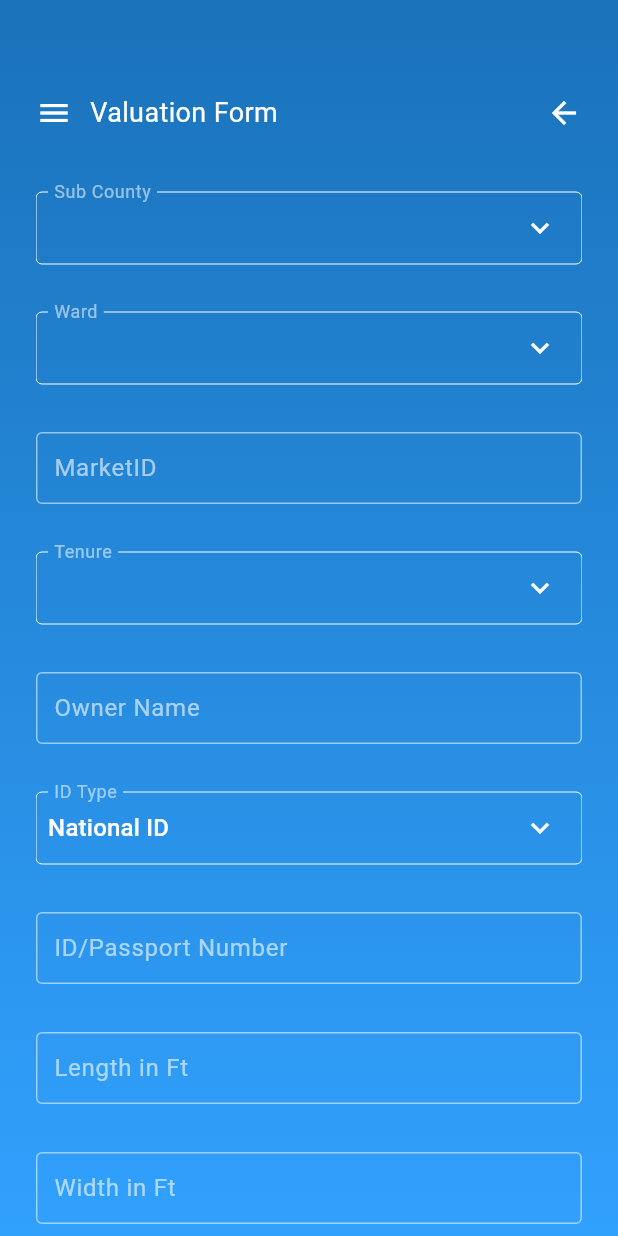
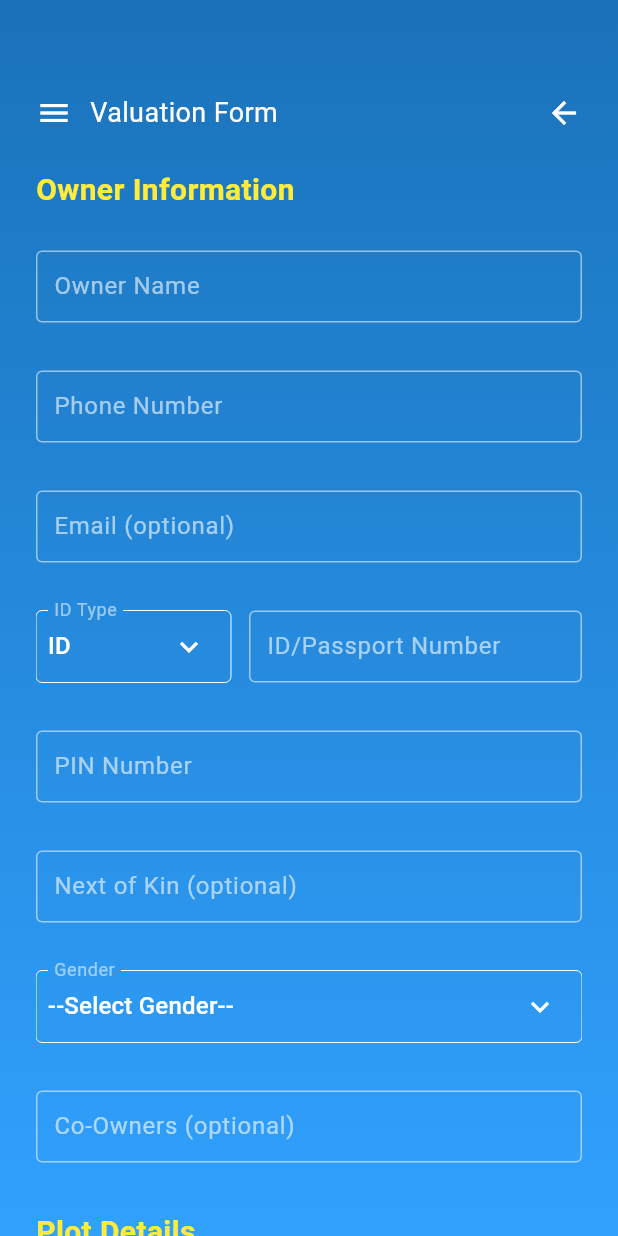
Before and after one commit to Muhoti/FSD-Makueni-Mobile-App, a Flutter app: the screen it shows after launch, on a phone screen of 412 x 824 dp. Run offline on Flutter 3.47's test engine with Material 3 defaults, Android fonts, the phone set to English and light mode, and no system bars; our stand-ins replace charts_flutter, email_validator, fl_chart, flutter_secure_storage, fluttertoast, geolocator and 2 more; missing offline and left inert: webview_flutter_android; network calls fail.

Commit message:
valuation form

```diff
--- a/lib/Components/MySelectInput.dart
+++ b/lib/Components/MySelectInput.dart
@@ -81,6 +81,7 @@ class _MySelectInputState extends State<MySelectInput> {
             Padding(
               padding: const EdgeInsets.fromLTRB(8.0, 0, 16, 0),
               child: DropdownButton<String>(
+
                 icon: const Align(
                   alignment: Alignment.centerRight,
                   child: Icon(
--- a/lib/Components/MyTextInput.dart
+++ b/lib/Components/MyTextInput.dart
@@ -22,18 +22,22 @@ class MyTextInput extends StatefulWidget {
 
 class _MyTextInputState extends State<MyTextInput> {
   TextEditingController _controller = TextEditingController();
+  String _value = "";
 
   @override
   void initState() {
     super.initState();
-    _controller = TextEditingController(text: widget.value);
+    setState(() {
+      _value = widget.value;
+    });
+    _controller = TextEditingController(text: _value);
   }
 
   @override
   void didUpdateWidget(covariant MyTextInput oldWidget) {
     super.didUpdateWidget(oldWidget);
     if (widget.value != "") {
-      _controller.text = widget.value;
+      _value = widget.value;
     }
   }
 
@@ -51,6 +55,9 @@ class _MyTextInputState extends State<MyTextInput> {
         padding: const EdgeInsets.fromLTRB(0, 16, 0, 16),
         child: TextField(
           onChanged: (value) {
+            setState(() {
+              _value = value;
+            });
             widget.onSubmit(value);
           },
           keyboardType: widget.type,
--- a/lib/Pages/ValuationForm.dart
+++ b/lib/Pages/ValuationForm.dart
@@ -256,45 +256,14 @@ class _ValuationFormState extends State<ValuationForm> {
                     ],
                   ),
                 ),
-                MySelectInput(
-                    label: 'Sub County',
-                    onSubmit: (value) {
-                      getWards(value);
-                      setState(() {
-                        subcounty = value;
-                      });
-                    },
-                    list: subcounties,
-                    value: subcounty),
-                MySelectInput(
-                    label: 'Ward',
-                    onSubmit: (value) {
-                      setState(() {
-                        ward = value;
-                      });
-                    },
-                    list: wards,
-                    value: subcounty),
-                MyTextInput(
-                  title: 'MarketID',
-                  lines: 1,
-                  value: marketId,
-                  type: TextInputType.number,
-                  onSubmit: (value) {
-                    setState(() {
-                      marketId = value;
-                    });
-                  },
+                const Text('Owner Information',
+                    style: TextStyle(
+                        color: Colors.yellow,
+                        fontSize: 20,
+                        fontWeight: FontWeight.bold)),
+                const SizedBox(
+                  height: 10,
                 ),
-                MySelectInput(
-                    label: 'Tenure',
-                    onSubmit: (value) {
-                      setState(() {
-                        tenure = value;
-                      });
-                    },
-                    list: const ['', 'Private Land', 'Public Land'],
-                    value: tenure),
                 MyTextInput(
                   title: 'Owner Name',
                   lines: 1,
@@ -306,16 +275,50 @@ class _ValuationFormState extends State<ValuationForm> {
                     });
                   },
                 ),
-                MySelectInput(
+                MyTextInput(
+                  title: 'Phone Number',
+                  lines: 1,
+                  value: mobile,
+                  type: TextInputType.phone,
+                  onSubmit: (value) {
+                    setState(() {
+                      mobile = value;
+                    });
+                  },
+                ),
+                MyTextInput(
+                  title: 'Email (optional)',
+                  lines: 1,
+                  value: email,
+                  type: TextInputType.emailAddress,
+                  onSubmit: (value) {
+                    setState(() {
+                      email = value;
+                    });
+                  },
+                ),
+                Row(
+                  mainAxisAlignment: MainAxisAlignment.start,
+                  children: [
+                    SizedBox(
+                      width: 130,
+                      child: MySelectInput(
                           label: 'ID Type',
                           onSubmit: (value) {
                             setState(() {
                               idtype = value;
                             });
                           },
-                    list: const ['National ID', 'Passport'],
+                          list: const ['ID', 'Passport'],
                           value: idtype),
-                MyTextInput(
+                    ),
+                    const SizedBox(
+                      width: 12,
+                    ),
+                    Flexible(
+                      flex: 1,
+                      fit: FlexFit.tight,
+                      child: MyTextInput(
                         title: 'ID/Passport Number',
                         lines: 1,
                         value: idnumber,
@@ -326,38 +329,8 @@ class _ValuationFormState extends State<ValuationForm> {
                           });
                         },
                       ),
-                MyTextInput(
-                  title: 'Length in Ft',
-                  lines: 1,
-                  value: length,
-                  type: TextInputType.number,
-                  onSubmit: (value) {
-                    setState(() {
-                      length = value;
-                    });
-                  },
-                ),
-                MyTextInput(
-                  title: 'Width in Ft',
-                  lines: 1,
-                  value: width,
-                  type: TextInputType.number,
-                  onSubmit: (value) {
-                    setState(() {
-                      width = value;
-                    });
-                  },
-                ),
-                MyTextInput(
-                  title: 'LR Number',
-                  lines: 1,
-                  value: lr_no,
-                  type: TextInputType.text,
-                  onSubmit: (value) {
-                    setState(() {
-                      lr_no = value;
-                    });
-                  },
+                    )
+                  ],
                 ),
                 MyTextInput(
                   title: 'PIN Number',
@@ -371,7 +344,121 @@ class _ValuationFormState extends State<ValuationForm> {
                   },
                 ),
                 MyTextInput(
-                  title: 'Land Rates',
+                  title: 'Next of Kin (optional)',
+                  lines: 1,
+                  value: nextofkin,
+                  type: TextInputType.text,
+                  onSubmit: (value) {
+                    setState(() {
+                      nextofkin = value;
+                    });
+                  },
+                ),
+                MySelectInput(
+                    label: 'Gender',
+                    onSubmit: (value) {
+                      setState(() {
+                        gender = value;
+                      });
+                    },
+                    list: const ['--Select Gender--', 'Male', 'Female'],
+                    value: gender),
+                MyTextInput(
+                  title: 'Co-Owners (optional)',
+                  lines: 1,
+                  value: coowners,
+                  type: TextInputType.text,
+                  onSubmit: (value) {
+                    setState(() {
+                      coowners = value;
+                    });
+                  },
+                ),
+                const SizedBox(
+                  height: 16,
+                ),
+                const Text('Plot Details',
+                    style: TextStyle(
+                        color: Colors.yellow,
+                        fontSize: 20,
+                        fontWeight: FontWeight.bold)),
+                const SizedBox(
+                  height: 10,
+                ),
+                MySelectInput(
+                    label: 'Tenure',
+                    onSubmit: (value) {
+                      setState(() {
+                        tenure = value;
+                      });
+                    },
+                    list: const ['', 'Freehold', 'Leasehold'],
+                    value: tenure),
+                Row(
+                  children: [
+                    Expanded(
+                      child: MyTextInput(
+                        title: 'Length (Ft)',
+                        lines: 1,
+                        value: length,
+                        type: TextInputType.number,
+                        onSubmit: (value) {
+                          setState(() {
+                            length = value;
+                          });
+                        },
+                      ),
+                    ),
+                    const SizedBox(
+                      width: 12,
+                    ),
+                    Expanded(
+                      child: MyTextInput(
+                        title: 'Width (Ft)',
+                        lines: 1,
+                        value: width,
+                        type: TextInputType.number,
+                        onSubmit: (value) {
+                          setState(() {
+                            width = value;
+                          });
+                        },
+                      ),
+                    ),
+                  ],
+                ),
+                MyTextInput(
+                  title: 'Area in Ha',
+                  lines: 1,
+                  value: areainha,
+                  type: TextInputType.number,
+                  onSubmit: (value) {
+                    setState(() {
+                      areainha = value;
+                    });
+                  },
+                ),
+                Row(
+                  children: [
+                    Expanded(
+                      child: MyTextInput(
+                        title: 'Site Value',
+                        lines: 1,
+                        value: sitevalue,
+                        type: TextInputType.number,
+                        onSubmit: (value) {
+                          setState(() {
+                            sitevalue = value;
+                          });
+                        },
+                      ),
+                    ),
+                    const SizedBox(
+                      width: 12,
+                    ),
+                    Expanded(
+                      child: MyTextInput(
+                        title: 'Land Rate',
                         lines: 1,
                         value: landrates,
                         type: TextInputType.number,
@@ -381,14 +468,69 @@ class _ValuationFormState extends State<ValuationForm> {
                           });
                         },
                       ),
+                    ),
+                  ],
+                ),
+                Row(
+                  children: [
+                    Expanded(
+                      child: MySelectInput(
+                          label: 'Sub County',
+                          onSubmit: (value) {
+                            getWards(value);
+                            setState(() {
+                              subcounty = value;
+                            });
+                          },
+                          list: subcounties,
+                          value: subcounty),
+                    ),
+                    const SizedBox(
+                      width: 12,
+                    ),
+                    Expanded(
+                      child: MySelectInput(
+                          label: 'Ward',
+                          onSubmit: (value) {
+                            setState(() {
+                              ward = value;
+                            });
+                          },
+                          list: wards,
+                          value: subcounty),
+                    ),
+                  ],
+                ),
                 MyTextInput(
-                  title: 'Next of Kin',
+                  title: 'MarketID',
                   lines: 1,
-                  value: nextofkin,
+                  value: marketId,
+                  type: TextInputType.number,
+                  onSubmit: (value) {
+                    setState(() {
+                      marketId = value;
+                    });
+                  },
+                ),
+                const SizedBox(
+                  height: 16,
+                ),
+                const Text('Other Details (optional)',
+                    style: TextStyle(
+                        color: Colors.yellow,
+                        fontSize: 20,
+                        fontWeight: FontWeight.bold)),
+                const SizedBox(
+                  height: 10,
+                ),
+                MyTextInput(
+                  title: 'LR Number',
+                  lines: 1,
+                  value: lr_no,
                   type: TextInputType.text,
                   onSubmit: (value) {
                     setState(() {
-                      nextofkin = value;
+                      lr_no = value;
                     });
                   },
                 ),
@@ -433,48 +575,6 @@ class _ValuationFormState extends State<ValuationForm> {
                   onSubmit: (value) {
                     setState(() {
                       town = value;
-                    });
-                  },
-                ),
-                MyTextInput(
-                  title: 'Mobile Number',
-                  lines: 1,
-                  value: mobile,
-                  type: TextInputType.phone,
-                  onSubmit: (value) {
-                    setState(() {
-                      mobile = value;
-                    });
-                  },
-                ),
-                MyTextInput(
-                  title: 'Email',
-                  lines: 1,
-                  value: email,
-                  type: TextInputType.emailAddress,
-                  onSubmit: (value) {
-                    setState(() {
-                      email = value;
-                    });
-                  },
-                ),
-                MySelectInput(
-                    label: 'Gender',
-                    onSubmit: (value) {
-                      setState(() {
-                        gender = value;
-                      });
-                    },
-                    list: const ['--Select Gender--', 'Male', 'Female'],
-                    value: gender),
-                MyTextInput(
-                  title: 'Co-Owners',
-                  lines: 1,
-                  value: coowners,
-                  type: TextInputType.text,
-                  onSubmit: (value) {
-                    setState(() {
-                      coowners = value;
                     });
                   },
                 ),
@@ -645,17 +745,6 @@ class _ValuationFormState extends State<ValuationForm> {
                   },
                 ),
                 MyTextInput(
-                  title: 'Site Value',
-                  lines: 1,
-                  value: sitevalue,
-                  type: TextInputType.number,
-                  onSubmit: (value) {
-                    setState(() {
-                      sitevalue = value;
-                    });
-                  },
-                ),
-                MyTextInput(
                   title: 'Developed',
                   lines: 1,
                   value: developed,
@@ -700,17 +789,6 @@ class _ValuationFormState extends State<ValuationForm> {
                   },
                 ),
                 MyTextInput(
-                  title: 'Area in Ha',
-                  lines: 1,
-                  value: areainha,
-                  type: TextInputType.number,
-                  onSubmit: (value) {
-                    setState(() {
-                      areainha = value;
-                    });
-                  },
-                ),
-                MyTextInput(
                   title: 'Accumulated Rates',
                   lines: 1,
                   value: accumulatedrates,
@@ -731,6 +809,7 @@ class _ValuationFormState extends State<ValuationForm> {
                     label: "Submit",
                     onButtonPressed: () async {
                       setState(() {
+                        error = "";
                         isLoading = LoadingAnimationWidget.staggeredDotsWave(
                           color: const Color.fromARGB(255, 26, 114, 186),
                           size: 100,
@@ -738,7 +817,8 @@ class _ValuationFormState extends State<ValuationForm> {
                       });
 
                       var res = await submitData(
-                          propertyId,
+                          ward,
+                          subcounty,
                           marketId,
                           newPlotNo!,
                           tenure,
@@ -809,7 +889,8 @@ class _ValuationFormState extends State<ValuationForm> {
 }
 
 Future<Message> submitData(
-    String propertyId,
+    String ward,
+    String subcounty,
     String marketId,
     String newPlotNo,
     String tenure,
@@ -854,26 +935,21 @@ Future<Message> submitData(
     String remarks,
     String areainha,
     String accumulatedrates) async {
-  if (marketId == 0 ||
-      newPlotNo == 0 ||
+  if (marketId.isEmpty ||
       tenure.isEmpty ||
       ownername.isEmpty ||
       idnumber.isEmpty ||
-      length == 0.0 ||
-      width == 0.0 ||
-      lrno.isEmpty ||
+      length.isEmpty ||
+      width.isEmpty ||
+      gender.isEmpty ||
       pinnumber.isEmpty ||
-      landrates == 0.0) {
+      landrates.isEmpty ||
+      sitevalue.isEmpty ||
+      mobile.isEmpty ||
+      areainha.isEmpty ||
+      tenure.isEmpty) {
     return Message(
-        token: null, success: null, error: "All Fields Must Be Filled!");
-  }
-
-  if (email.isEmpty || !EmailValidator.validate(email)) {
-    return Message(
-      token: null,
-      success: null,
-      error: "Email is invalid!",
-    );
+        token: null, success: null, error: "Some mandatory fields are blank!");
   }
 
   try {
@@ -894,7 +970,8 @@ Future<Message> submitData(
           'token': token!
         },
         body: jsonEncode(<String, dynamic>{
-          'PropertyID': propertyId,
+          'Ward': ward,
+          'SubCounty': subcounty,
           'MarketID': marketId,
           'NewPlotNumber': newPlotNo,
           'Tenure': tenure,
@@ -961,7 +1038,8 @@ Future<Message> submitData(
           'token': token!
         },
         body: jsonEncode(<String, dynamic>{
-          'PropertyID': null,
+          'Ward': ward,
+          'SubCounty': subcounty,
           'MarketID': marketId,
           'NewPlotNumber': newPlotNo,
           'Tenure': tenure,
```
Lines whose indentation alone changed are shown as unchanged.
